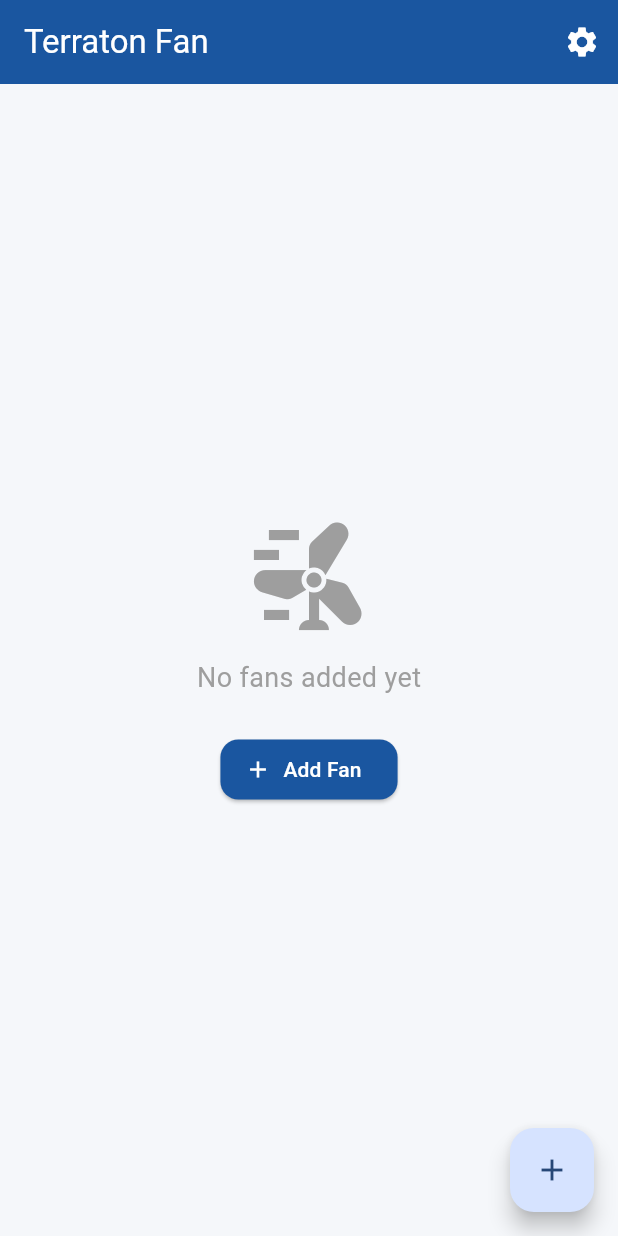
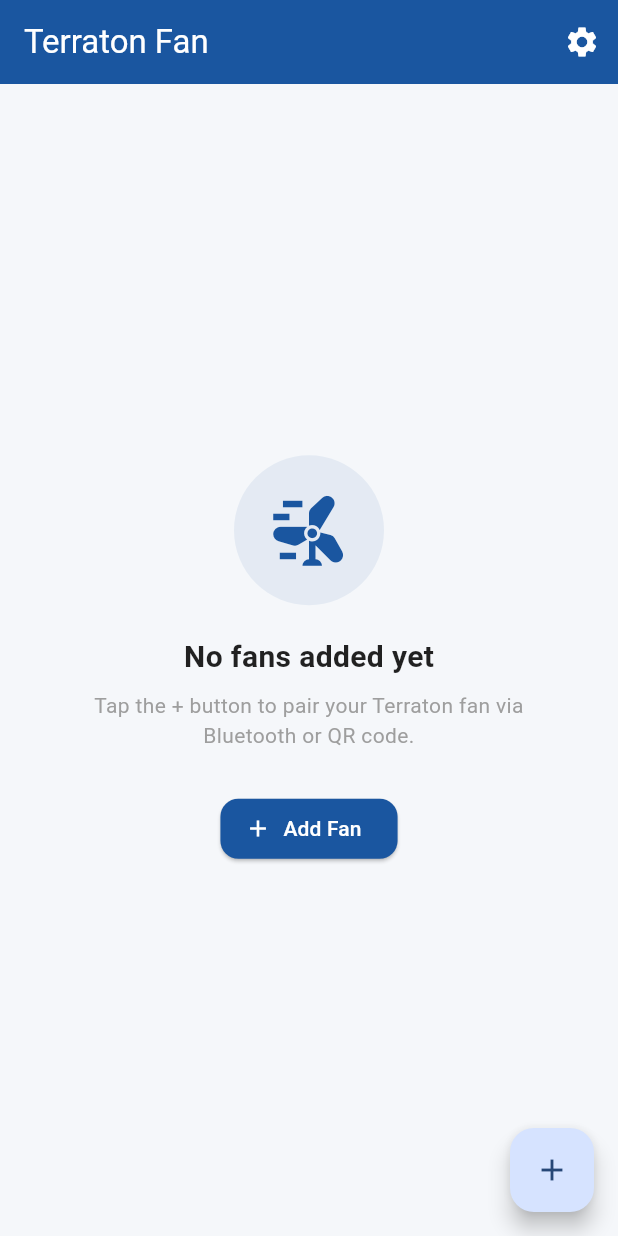
Before and after one commit to austin207/Terraton-BLDC-Fan-BLE-Controller, a Flutter app: the screen it shows after launch, on a phone screen of 412 x 824 dp. Run offline on Flutter 3.47's test engine with Material 3 defaults, Android fonts, the phone set to English and light mode, and no system bars; our stand-ins replace file_picker, flutter_blue_plus, flutter_riverpod, go_router, objectbox, permission_handler and 2 more; missing offline and left inert: mobile_scanner; generated files the repository leaves out were written again.

Commit message:
polish: UI refinements and README
- Lighting: amber "Coming soon" badge signals pending commands
- Empty state: branded icon circle + descriptive subtitle
- Connection banner: inline spinner during connecting/scanning state
- Speed dial: active segment pops out 6px with colour glow shadow
- Bottom sheets: rounded top corners (radius 20) on both sheets
- README: full architecture, BLE protocol, build/dev guide, roadmap

Co-Authored-By: Claude Sonnet 4.6 <noreply@anthropic.com>

```diff
--- a/terraton_fan_app/lib/features/home/fan_card.dart
+++ b/terraton_fan_app/lib/features/home/fan_card.dart
@@ -56,6 +56,9 @@ class FanCard extends ConsumerWidget {
   void _showOptions(BuildContext context, WidgetRef ref) {
     showModalBottomSheet<void>(
       context: context,
+      shape: const RoundedRectangleBorder(
+        borderRadius: BorderRadius.vertical(top: Radius.circular(20)),
+      ),
       builder: (sheetCtx) => SafeArea(
         child: Column(
           mainAxisSize: MainAxisSize.min,
--- a/terraton_fan_app/lib/features/home/home_screen.dart
+++ b/terraton_fan_app/lib/features/home/home_screen.dart
@@ -47,21 +47,39 @@ class _EmptyState extends StatelessWidget {
   @override
   Widget build(BuildContext context) {
     return Center(
+      child: Padding(
+        padding: const EdgeInsets.symmetric(horizontal: 40),
         child: Column(
           mainAxisSize: MainAxisSize.min,
           children: [
-          const Icon(Icons.wind_power, size: 80, color: Colors.grey),
-          const SizedBox(height: 16),
-          const Text('No fans added yet',
-              style: TextStyle(fontSize: 18, color: Colors.grey),
+            Container(
+              width: 100,
+              height: 100,
+              decoration: BoxDecoration(
+                color: const Color(0xFF1A56A0).withAlpha(20),
+                shape: BoxShape.circle,
               ),
-          const SizedBox(height: 24),
+              child: const Icon(Icons.wind_power, size: 52, color: Color(0xFF1A56A0)),
+            ),
+            const SizedBox(height: 20),
+            const Text(
+              'No fans added yet',
+              style: TextStyle(fontSize: 20, fontWeight: FontWeight.w600, color: Colors.black87),
+            ),
+            const SizedBox(height: 8),
+            const Text(
+              'Tap the + button to pair your Terraton fan via Bluetooth or QR code.',
+              textAlign: TextAlign.center,
+              style: TextStyle(fontSize: 14, color: Colors.grey),
+            ),
+            const SizedBox(height: 28),
             ElevatedButton.icon(
               icon: const Icon(Icons.add),
               label: const Text('Add Fan'),
               onPressed: () => goToOnboarding(context),
             ),
           ],
+        ),
       ),
     );
   }
--- a/terraton_fan_app/lib/shared/router.dart
+++ b/terraton_fan_app/lib/shared/router.dart
@@ -53,6 +53,9 @@ final appRouter = GoRouter(
 void goToOnboarding(BuildContext context) {
   showModalBottomSheet<void>(
     context: context,
+    shape: const RoundedRectangleBorder(
+      borderRadius: BorderRadius.vertical(top: Radius.circular(20)),
+    ),
     builder: (sheetCtx) => SafeArea(
       child: Column(
         mainAxisSize: MainAxisSize.min,
```
Also changed, not shown: terraton_fan_app/lib/features/control/circular_speed_dial.dart (+14 -4 lines), terraton_fan_app/lib/features/control/connection_banner.dart (+13 -3 lines), terraton_fan_app/lib/features/control/lighting_control_widget.dart (+19 -1 lines), 2 other files. Lines whose indentation alone changed are shown as unchanged.
